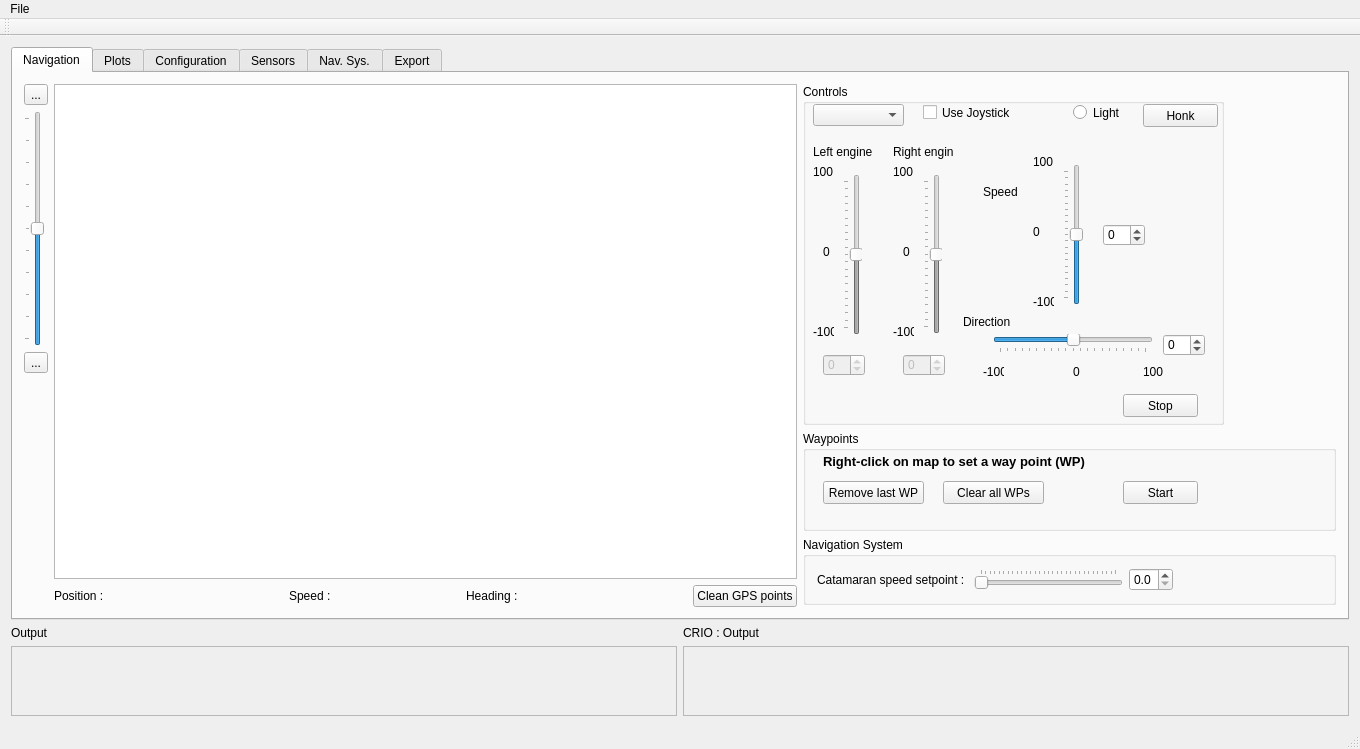
This is mainwindow.ui in debelyoo/catamaran-ui as Qt 5 draws it before an edit. The edited form follows.
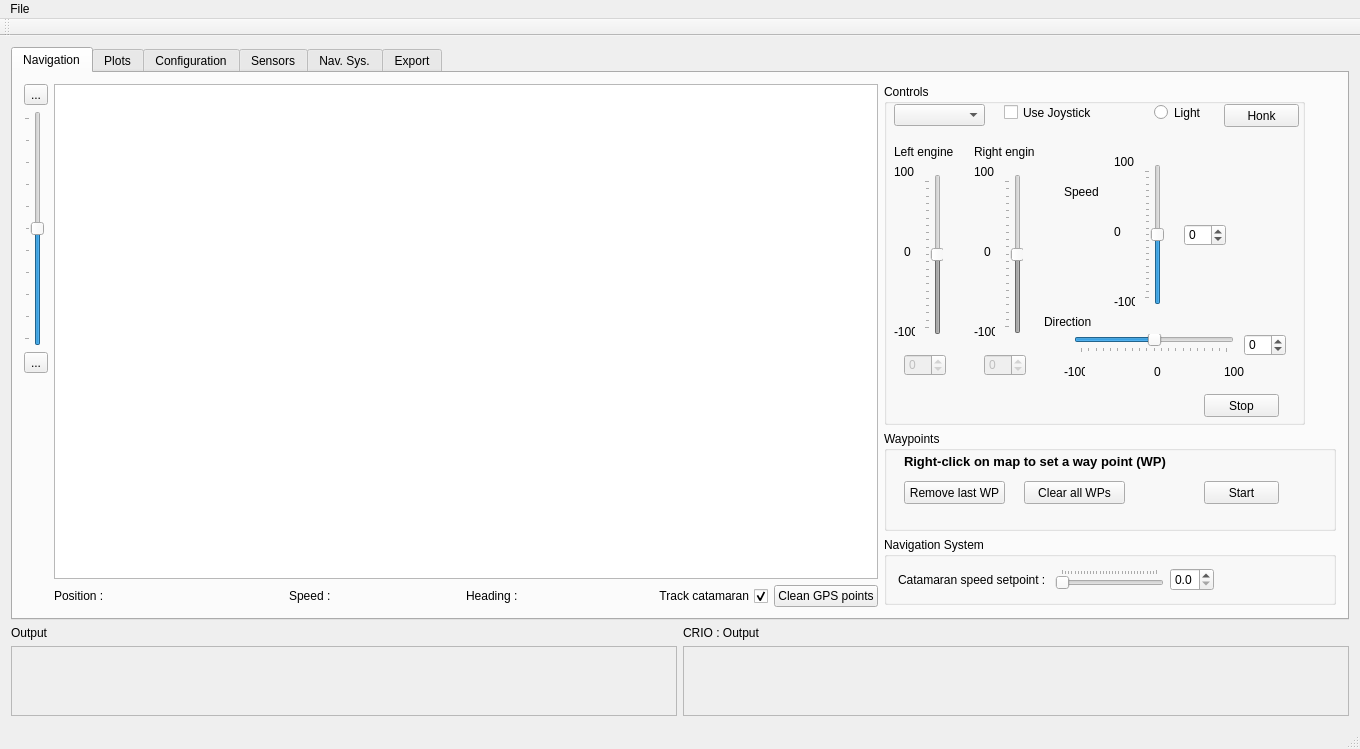
This is the edited form. Icons and pictures are not drawn.

Commit message: add checkbox to disable catamaran tracking, reduce WP line width

Diff of the .ui file:
```diff
--- a/mainwindow.ui
+++ b/mainwindow.ui
@@ -213,7 +213,7 @@
                   </property>
                   <property name="minimumSize">
                    <size>
-                    <width>120</width>
+                    <width>100</width>
                     <height>0</height>
                    </size>
                   </property>
@@ -235,12 +235,25 @@
                   </property>
                   <property name="sizeHint" stdset="0">
                    <size>
-                    <width>40</width>
+                    <width>20</width>
                     <height>20</height>
                    </size>
                   </property>
                  </spacer>
                 </item>
+                <item>
+                 <widget class="QCheckBox" name="trackCatamaranCheckBox">
+                  <property name="layoutDirection">
+                   <enum>Qt::RightToLeft</enum>
+                  </property>
+                  <property name="text">
+                   <string>Track catamaran</string>
+                  </property>
+                  <property name="checked">
+                   <bool>true</bool>
+                  </property>
+                 </widget>
+                </item>
                 <item>
                  <widget class="QPushButton" name="cleanGPSBtn">
                   <property name="text">
```
The commit also changes 1 other file.
